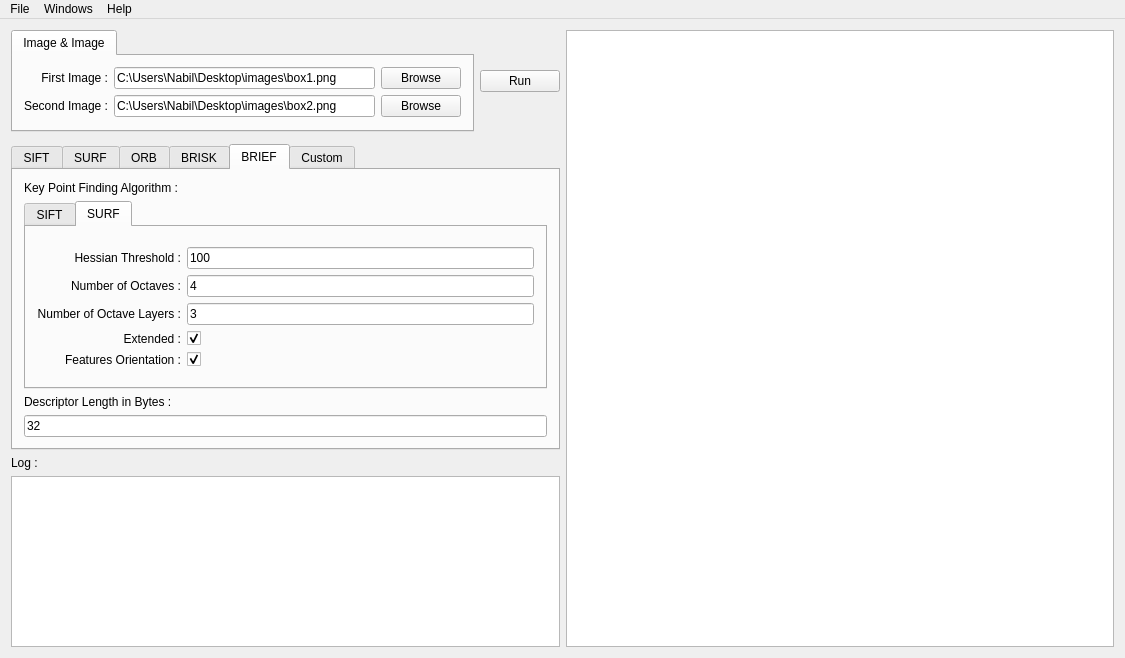
The window that source_code/mainwindow.ui (Aissa94/PFE_Project) describes before a commit, drawn with Qt 5.
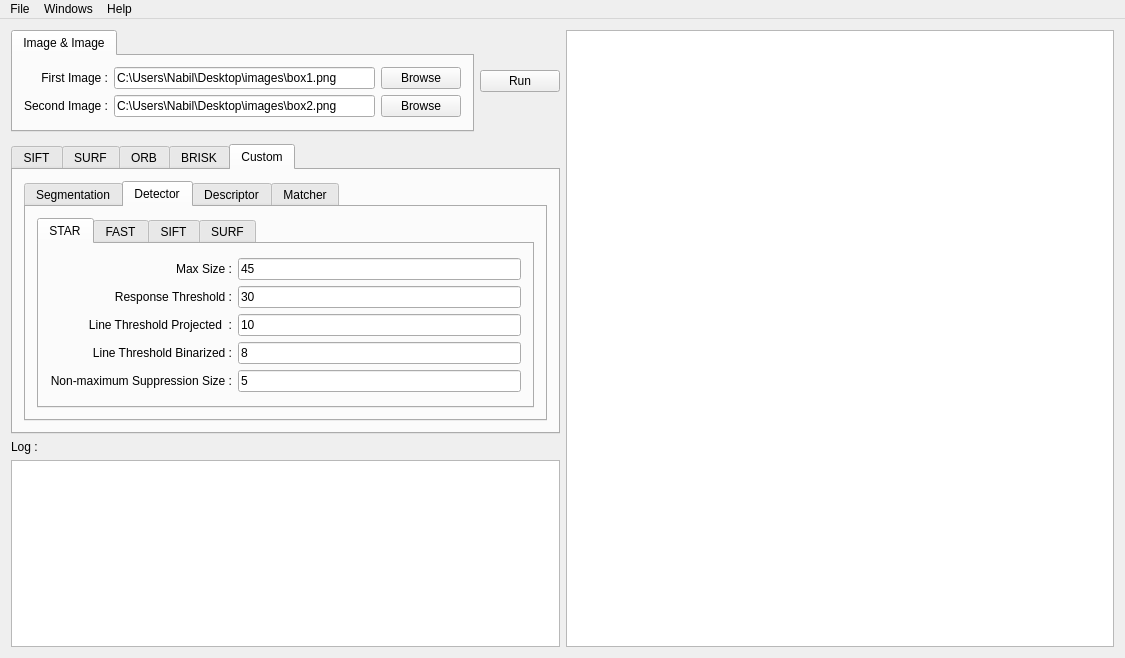
The same window after the commit. The open tabs and pages were chosen to show the change.

What changed in the file:
```diff
--- a/source_code/mainwindow.ui
+++ b/source_code/mainwindow.ui
@@ -567,243 +567,6 @@
         </item>
        </layout>
       </widget>
-      <widget class="QWidget" name="tabBRIEF">
-       <attribute name="title">
-        <string>BRIEF</string>
-       </attribute>
-       <layout class="QGridLayout" name="gridLayout_14">
-        <item row="1" column="0">
-         <layout class="QGridLayout" name="briefTabsAll">
-          <item row="1" column="0">
-           <widget class="QTabWidget" name="briefTabs">
-            <property name="currentIndex">
-             <number>1</number>
-            </property>
-            <widget class="QWidget" name="tab_10">
-             <attribute name="title">
-              <string>SIFT</string>
-             </attribute>
-             <layout class="QGridLayout" name="gridLayout_19">
-              <item row="0" column="0">
-               <layout class="QGridLayout" name="gridLayout_18">
-                <item row="0" column="1">
-                 <widget class="QLineEdit" name="briefSiftContThreshText">
-                  <property name="text">
-                   <string>0.04</string>
-                  </property>
-                 </widget>
-                </item>
-                <item row="4" column="1">
-                 <widget class="QLineEdit" name="briefSiftSigmaText">
-                  <property name="text">
-                   <string>1.6</string>
-                  </property>
-                 </widget>
-                </item>
-                <item row="0" column="0">
-                 <widget class="QLabel" name="label_34">
-                  <property name="text">
-                   <string>Contrast Threshold :</string>
-                  </property>
-                  <property name="alignment">
-                   <set>Qt::AlignRight|Qt::AlignTrailing|Qt::AlignVCenter</set>
-                  </property>
-                 </widget>
-                </item>
-                <item row="1" column="1">
-                 <widget class="QLineEdit" name="briefSiftEdgeThreshText">
-                  <property name="text">
-                   <string>10</string>
-                  </property>
-                 </widget>
-                </item>
-                <item row="3" column="1">
-                 <widget class="QLineEdit" name="briefSiftNumOctText">
-                  <property name="text">
-                   <string>3</string>
-                  </property>
-                 </widget>
-                </item>
-                <item row="2" column="1">
-                 <widget class="QLineEdit" name="briefSiftNumFeatText">
-                  <property name="text">
-                   <string>0</string>
-                  </property>
-                 </widget>
-                </item>
-                <item row="3" column="0">
-                 <widget class="QLabel" name="label_36">
-                  <property name="text">
-                   <string>Number of Octave Layers :</string>
-                  </property>
-                  <property name="alignment">
-                   <set>Qt::AlignRight|Qt::AlignTrailing|Qt::AlignVCenter</set>
-                  </property>
-                 </widget>
-                </item>
-                <item row="2" column="0">
-                 <widget class="QLabel" name="label_35">
-                  <property name="text">
-                   <string>Number of Features :</string>
-                  </property>
-                  <property name="alignment">
-                   <set>Qt::AlignRight|Qt::AlignTrailing|Qt::AlignVCenter</set>
-                  </property>
-                 </widget>
-                </item>
-                <item row="4" column="0">
-                 <widget class="QLabel" name="label_37">
-                  <property name="text">
-                   <string>Sigma :</string>
-                  </property>
-                  <property name="alignment">
-                   <set>Qt::AlignRight|Qt::AlignTrailing|Qt::AlignVCenter</set>
-                  </property>
-                 </widget>
-                </item>
-                <item row="1" column="0">
-                 <widget class="QLabel" name="label_33">
-                  <property name="text">
-                   <string>Edge Threshold :</string>
-                  </property>
-                  <property name="alignment">
-                   <set>Qt::AlignRight|Qt::AlignTrailing|Qt::AlignVCenter</set>
-                  </property>
-                 </widget>
-                </item>
-               </layout>
-              </item>
-             </layout>
-            </widget>
-            <widget class="QWidget" name="tab_11">
-             <attribute name="title">
-              <string>SURF</string>
-             </attribute>
-             <layout class="QGridLayout" name="gridLayout_17">
-              <item row="0" column="0">
-               <layout class="QGridLayout" name="gridLayout_16">
-                <item row="1" column="0">
-                 <widget class="QLabel" name="label_28">
-                  <property name="text">
-                   <string>Number of Octaves :</string>
-                  </property>
-                  <property name="alignment">
-                   <set>Qt::AlignRight|Qt::AlignTrailing|Qt::AlignVCenter</set>
-                  </property>
-                 </widget>
-                </item>
-                <item row="1" column="1">
-                 <widget class="QLineEdit" name="briefSurfNumOctavesText">
-                  <property name="text">
-                   <string>4</string>
-                  </property>
-                 </widget>
-                </item>
-                <item row="0" column="1">
-                 <widget class="QLineEdit" name="briefSurfHessianThreshText">
-                  <property name="text">
-                   <string>100</string>
-                  </property>
-                 </widget>
-                </item>
-                <item row="0" column="0">
-                 <widget class="QLabel" name="label_29">
-                  <property name="text">
-                   <string>Hessian Threshold :</string>
-                  </property>
-                  <property name="alignment">
-                   <set>Qt::AlignRight|Qt::AlignTrailing|Qt::AlignVCenter</set>
-                  </property>
-                 </widget>
-                </item>
-                <item row="2" column="0">
-                 <widget class="QLabel" name="label_30">
-                  <property name="text">
-                   <string>Number of Octave Layers :</string>
-                  </property>
-                  <property name="alignment">
-                   <set>Qt::AlignRight|Qt::AlignTrailing|Qt::AlignVCenter</set>
-                  </property>
-                 </widget>
-                </item>
-                <item row="2" column="1">
-                 <widget class="QLineEdit" name="briefSurfNumOctLayersText">
-                  <property name="text">
-                   <string>3</string>
-                  </property>
-                 </widget>
-                </item>
-                <item row="3" column="0">
-                 <widget class="QLabel" name="briefSurfExtendedLabel">
-                  <property name="text">
-                   <string>Extended :</string>
-                  </property>
-                  <property name="alignment">
-                   <set>Qt::AlignRight|Qt::AlignTrailing|Qt::AlignVCenter</set>
-                  </property>
-                 </widget>
-                </item>
-                <item row="3" column="1">
-                 <widget class="QCheckBox" name="briefSurfExtendedText">
-                  <property name="cursor">
-                   <cursorShape>PointingHandCursor</cursorShape>
-                  </property>
-                  <property name="checked">
-                   <bool>true</bool>
-                  </property>
-                 </widget>
-                </item>
-                <item row="4" column="0">
-                 <widget class="QLabel" name="briefSurfUprightLabel">
-                  <property name="text">
-                   <string>Features Orientation :</string>
-                  </property>
-                  <property name="alignment">
-                   <set>Qt::AlignRight|Qt::AlignTrailing|Qt::AlignVCenter</set>
-                  </property>
-                 </widget>
-                </item>
-                <item row="4" column="1">
-                 <widget class="QCheckBox" name="briefSurfUprightText">
-                  <property name="cursor">
-                   <cursorShape>PointingHandCursor</cursorShape>
-                  </property>
-                  <property name="checked">
-                   <bool>true</bool>
-                  </property>
-                 </widget>
-                </item>
-               </layout>
-              </item>
-             </layout>
-            </widget>
-           </widget>
-          </item>
-          <item row="0" column="0">
-           <widget class="QLabel" name="label_26">
-            <property name="text">
-             <string>Key Point Finding Algorithm :</string>
-            </property>
-           </widget>
-          </item>
-         </layout>
-        </item>
-        <item row="2" column="0">
-         <widget class="QLabel" name="label_27">
-          <property name="text">
-           <string>Descriptor Length in Bytes :</string>
-          </property>
-         </widget>
-        </item>
-        <item row="3" column="0">
-         <widget class="QLineEdit" name="briefDescLenText">
-          <property name="text">
-           <string>32</string>
-          </property>
-         </widget>
-        </item>
-       </layout>
-      </widget>
       <widget class="QWidget" name="tabCutom">
        <attribute name="title">
         <string>Custom</string>
```
Left out of the diff: 48 changed lines with no effect on the pictures.
